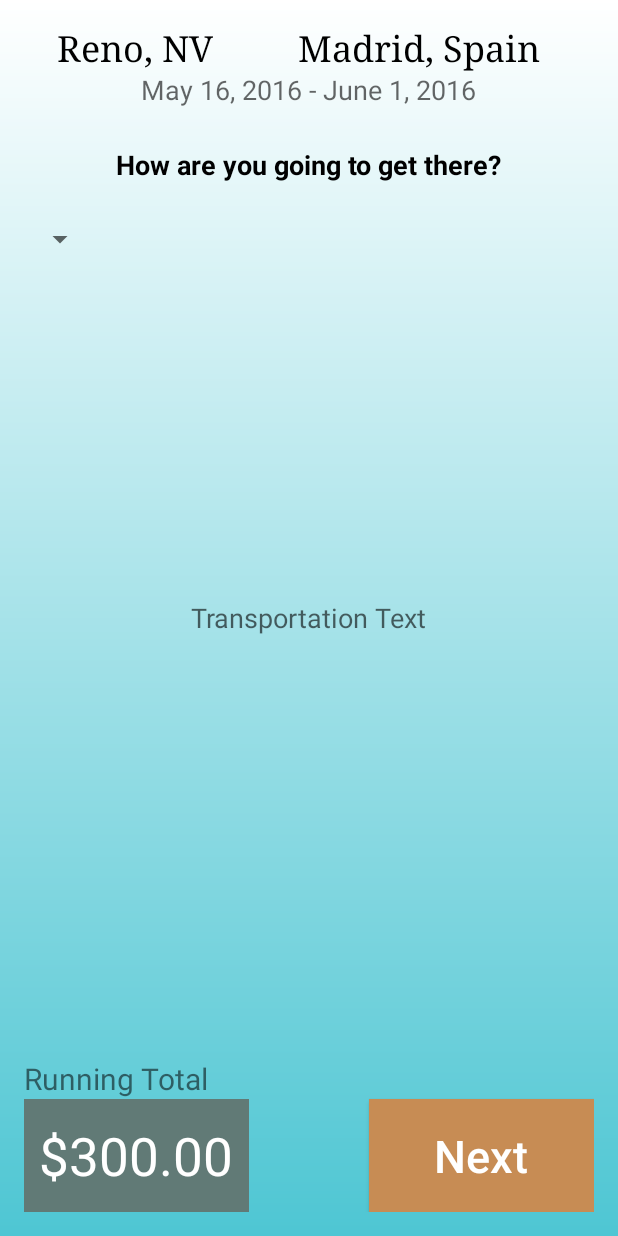
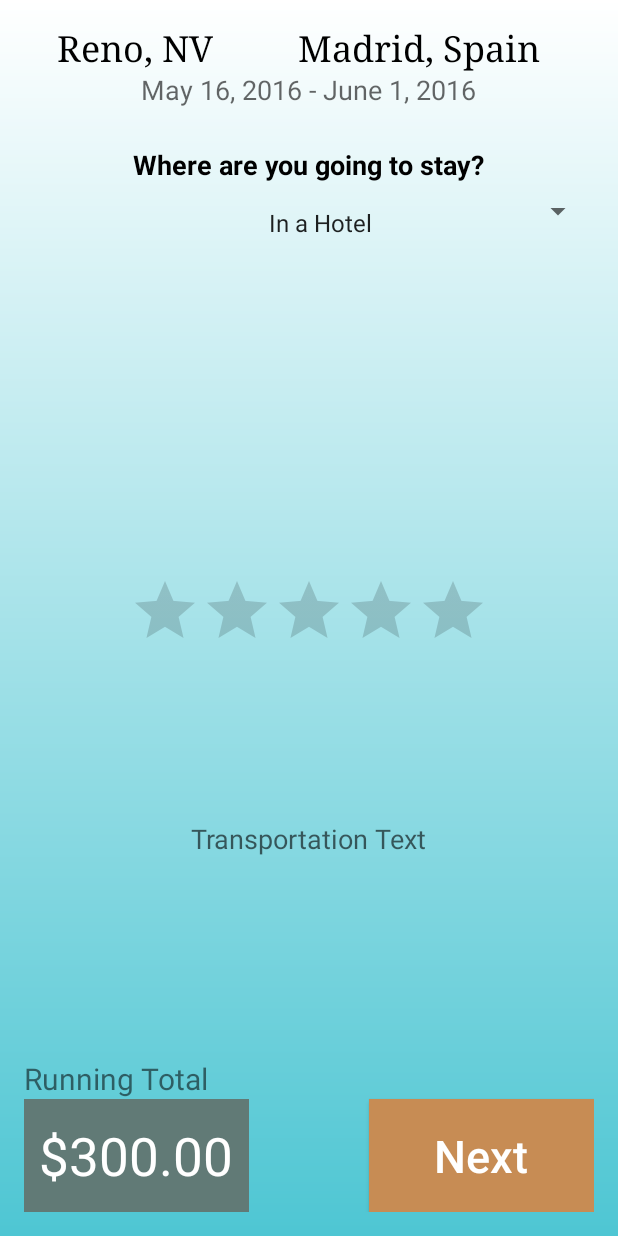
Before and after one commit to samanthagrant/Trestimate, an Android app: the Lodging screen opened directly, with no data from a screen before it, on a phone screen of 412 x 824 dp. Run offline under Robolectric (Android 15) with nearby library versions, the phone set to English and light mode, and no system bars.

Commit message:
Changed Lodging screen func

```diff
--- a/app/src/main/java/com/example/sammie/myapplication/Lodging.java
+++ b/app/src/main/java/com/example/sammie/myapplication/Lodging.java
@@ -21,4 +21,9 @@ public class Lodging extends Activity {
         Intent intent = new Intent(this, Entertainment.class);
         startActivity(intent);
     }
+
+    public void GoToTransportation(View v){
+        Intent intent = new Intent(this, Entertainment.class);
+        startActivity(intent);
+    }
 }
--- a/app/src/main/res/layout/lodging_screen.xml
+++ b/app/src/main/res/layout/lodging_screen.xml
@@ -55,7 +55,7 @@
     <TextView
         android:layout_width="wrap_content"
         android:layout_height="wrap_content"
-        android:text="How are you going to get there?"
+        android:text="Where are you going to stay?"
         android:id="@+id/destinationTransport"
         android:textSize="18dp"
         android:textColor="#FF000000"
@@ -68,12 +68,11 @@
         android:layout_width="wrap_content"
         android:layout_height="wrap_content"
         android:id="@+id/spinner"
+        android:entries="@array/lodging_possibilities"
+        android:paddingTop="15dp"
         android:layout_below="@+id/destinationTransport"
-        android:layout_alignParentLeft="false"
-        android:layout_alignParentStart="true"
-        android:layout_alignParentTop="false"
-        android:paddingTop="15dp"
-        android:layout_marginTop="25dp" />
+        android:layout_alignParentRight="true"
+        android:layout_alignParentEnd="true" />
 
     <TextView
         android:layout_width="150dp"
@@ -89,7 +88,8 @@
         android:gravity="center"
         android:layout_alignParentBottom="true"
         android:layout_alignParentLeft="true"
-        android:layout_alignParentStart="false" />
+        android:layout_alignParentStart="false"
+        android:onClick="GoToTransportation"/>
 
     <TextView
         android:layout_width="wrap_content"
@@ -97,8 +97,9 @@
         android:textAppearance="?android:attr/textAppearanceMedium"
         android:text="Transportation Text"
         android:id="@+id/transportationCost"
-        android:layout_centerVertical="true"
-        android:layout_centerHorizontal="true" />
+        android:layout_below="@+id/ratingBar"
+        android:layout_centerHorizontal="true"
+        android:layout_marginTop="106dp" />
 
     <TextView
         android:layout_width="wrap_content"
@@ -125,4 +126,11 @@
         android:layout_alignParentBottom="true"
         android:onClick="GoToEntertainmentScreen"/>
 
+    <RatingBar
+        android:layout_width="wrap_content"
+        android:layout_height="wrap_content"
+        android:id="@+id/ratingBar"
+        android:layout_centerVertical="true"
+        android:layout_centerHorizontal="true" />
+
 </RelativeLayout>
--- a/app/src/main/res/layout/misc_screen.xml
+++ b/app/src/main/res/layout/misc_screen.xml
@@ -55,7 +55,7 @@
     <TextView
         android:layout_width="wrap_content"
         android:layout_height="wrap_content"
-        android:text="How are you going to get there?"
+        android:text="Any miscellaneous spending?"
         android:id="@+id/destinationTransport"
         android:textSize="18dp"
         android:textColor="#FF000000"
--- a/app/src/main/res/values/arrays.xml
+++ b/app/src/main/res/values/arrays.xml
@@ -9,5 +9,11 @@
         <item>Orlando, Florida (MCO)</item>
         <item>Madrid Barajas Airport (MAD)</item>
     </string-array>
+    <string-array name="lodging_possibilities">
+        <item>In a Hotel</item>
+        <item>With Friends/Family</item>
+        <item>Find a Place (Craiglist)</item>
+        <item>>Underneath a bridge</item>
+    </string-array>
 
 </resources>
```
Also changed, not shown: app/src/main/res/layout/main_screen.xml (indentation only), 2 other files.
